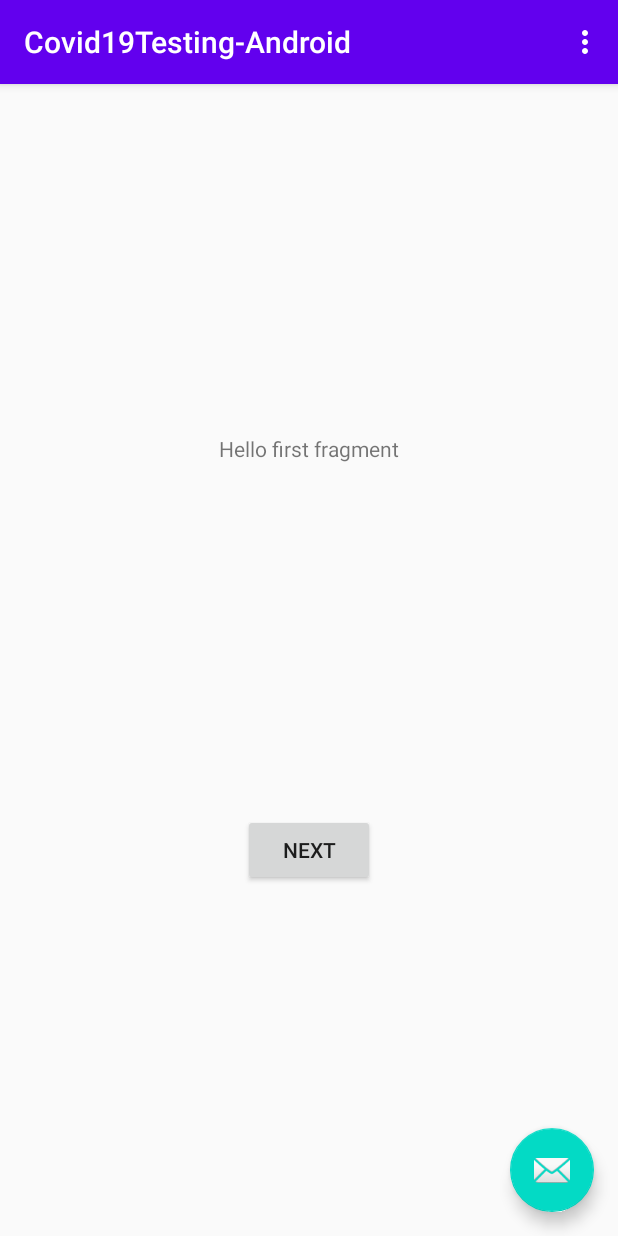
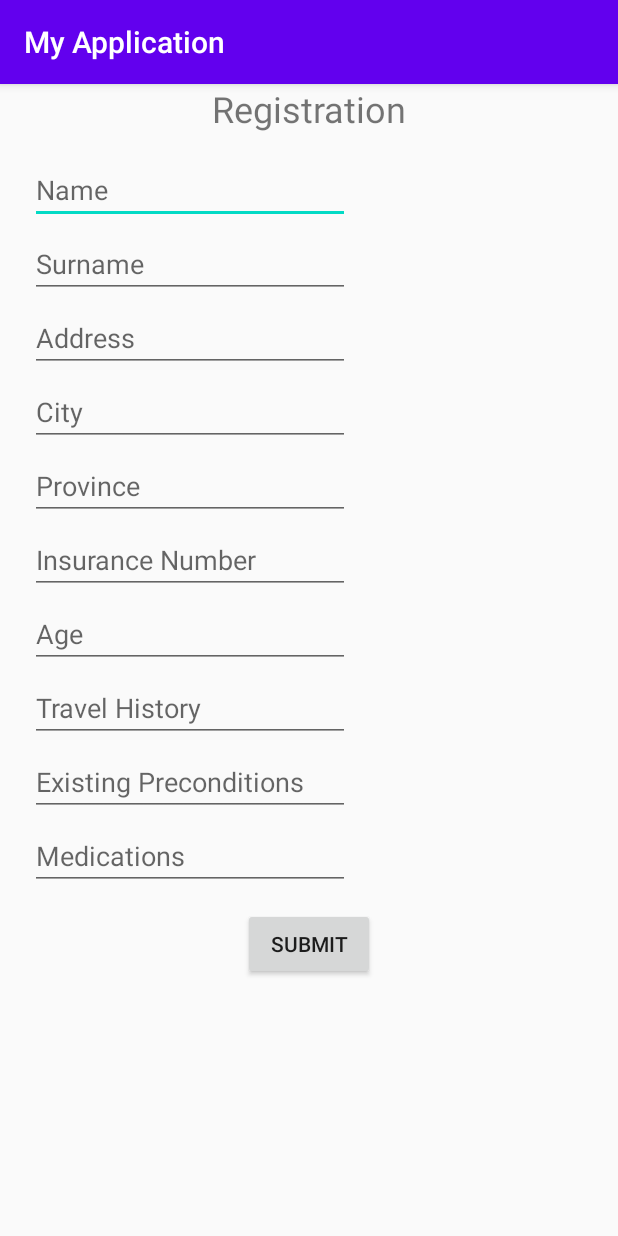
Before and after one commit to Abdul099/Covid19Testing, an Android app: the screen it shows after launch (MainActivity), on a phone screen of 412 x 824 dp. Run offline under Robolectric (Android 15) with nearby library versions, the phone set to English and light mode, and no system bars.

Commit message:
Initial Android App Setup

```diff
--- a/Covid19Testing-Android/app/build.gradle
+++ b/Covid19Testing-Android/app/build.gradle
@@ -5,7 +5,7 @@ android {
     buildToolsVersion "30.0.0"
 
     defaultConfig {
-        applicationId "android.covid19testing"
+        applicationId "covid19testing.androidapp"
         minSdkVersion 16
         targetSdkVersion 30
         versionCode 1
@@ -25,10 +25,7 @@ android {
 dependencies {
     implementation fileTree(dir: "libs", include: ["*.jar"])
     implementation 'androidx.appcompat:appcompat:1.1.0'
-    implementation 'com.google.android.material:material:1.0.0'
     implementation 'androidx.constraintlayout:constraintlayout:1.1.3'
-    implementation 'androidx.navigation:navigation-fragment:2.1.0'
-    implementation 'androidx.navigation:navigation-ui:2.1.0'
     testImplementation 'junit:junit:4.12'
     androidTestImplementation 'androidx.test.ext:junit:1.1.1'
     androidTestImplementation 'androidx.test.espresso:espresso-core:3.2.0'
--- a/Covid19Testing-Android/app/src/main/java/android/covid19testing/FirstFragment.java
+++ /dev/null
@@ -1,34 +0,0 @@
-package android.covid19testing;
-
-import android.os.Bundle;
-import android.view.LayoutInflater;
-import android.view.View;
-import android.view.ViewGroup;
-
-import androidx.annotation.NonNull;
-import androidx.fragment.app.Fragment;
-import androidx.navigation.fragment.NavHostFragment;
-
-public class FirstFragment extends Fragment {
-
-    @Override
-    public View onCreateView(
-            LayoutInflater inflater, ViewGroup container,
-            Bundle savedInstanceState
-    ) {
-        // Inflate the layout for this fragment
-        return inflater.inflate(R.layout.fragment_first, container, false);
-    }
-
-    public void onViewCreated(@NonNull View view, Bundle savedInstanceState) {
-        super.onViewCreated(view, savedInstanceState);
-
-        view.findViewById(R.id.button_first).setOnClickListener(new View.OnClickListener() {
-            @Override
-            public void onClick(View view) {
-                NavHostFragment.findNavController(FirstFragment.this)
-                        .navigate(R.id.action_FirstFragment_to_SecondFragment);
-            }
-        });
-    }
-}
--- a/Covid19Testing-Android/app/src/main/java/android/covid19testing/MainActivity.java
+++ /dev/null
@@ -1,56 +0,0 @@
-package android.covid19testing;
-
-import android.os.Bundle;
-
-import com.google.android.material.floatingactionbutton.FloatingActionButton;
-import com.google.android.material.snackbar.Snackbar;
-
-import androidx.appcompat.app.AppCompatActivity;
-import androidx.appcompat.widget.Toolbar;
-
-import android.view.View;
-
-import android.view.Menu;
-import android.view.MenuItem;
-
-public class MainActivity extends AppCompatActivity {
-
-    @Override
-    protected void onCreate(Bundle savedInstanceState) {
-        super.onCreate(savedInstanceState);
-        setContentView(R.layout.activity_main);
-        Toolbar toolbar = findViewById(R.id.toolbar);
-        setSupportActionBar(toolbar);
-
-        FloatingActionButton fab = findViewById(R.id.fab);
-        fab.setOnClickListener(new View.OnClickListener() {
-            @Override
-            public void onClick(View view) {
-                Snackbar.make(view, "Replace with your own action", Snackbar.LENGTH_LONG)
-                        .setAction("Action", null).show();
-            }
-        });
-    }
-
-    @Override
-    public boolean onCreateOptionsMenu(Menu menu) {
-        // Inflate the menu; this adds items to the action bar if it is present.
-        getMenuInflater().inflate(R.menu.menu_main, menu);
-        return true;
-    }
-
-    @Override
-    public boolean onOptionsItemSelected(MenuItem item) {
-        // Handle action bar item clicks here. The action bar will
-        // automatically handle clicks on the Home/Up button, so long
-        // as you specify a parent activity in AndroidManifest.xml.
-        int id = item.getItemId();
-
-        //noinspection SimplifiableIfStatement
-        if (id == R.id.action_settings) {
-            return true;
-        }
-
-        return super.onOptionsItemSelected(item);
-    }
-}
--- a/Covid19Testing-Android/app/src/main/res/layout/activity_main.xml
+++ b/Covid19Testing-Android/app/src/main/res/layout/activity_main.xml
@@ -1,33 +1,159 @@
 <?xml version="1.0" encoding="utf-8"?>
-<androidx.coordinatorlayout.widget.CoordinatorLayout xmlns:android="http://schemas.android.com/apk/res/android"
+<androidx.constraintlayout.widget.ConstraintLayout xmlns:android="http://schemas.android.com/apk/res/android"
     xmlns:app="http://schemas.android.com/apk/res-auto"
     xmlns:tools="http://schemas.android.com/tools"
     android:layout_width="match_parent"
     android:layout_height="match_parent"
     tools:context=".MainActivity">
 
-    <com.google.android.material.appbar.AppBarLayout
-        android:layout_width="match_parent"
-        android:layout_height="wrap_content"
-        android:theme="@style/AppTheme.AppBarOverlay">
-
-        <androidx.appcompat.widget.Toolbar
-            android:id="@+id/toolbar"
-            android:layout_width="match_parent"
-            android:layout_height="?attr/actionBarSize"
-            android:background="?attr/colorPrimary"
-            app:popupTheme="@style/AppTheme.PopupOverlay" />
-
-    </com.google.android.material.appbar.AppBarLayout>
-
-    <include layout="@layout/content_main" />
-
-    <com.google.android.material.floatingactionbutton.FloatingActionButton
-        android:id="@+id/fab"
+    <TextView
+        android:id="@+id/registrationPrompt"
         android:layout_width="wrap_content"
         android:layout_height="wrap_content"
-        android:layout_gravity="bottom|end"
-        android:layout_margin="@dimen/fab_margin"
-        app:srcCompat="@android:drawable/ic_dialog_email" />
+        android:text="Registration"
+        android:textSize="24sp"
+        app:layout_constraintEnd_toEndOf="parent"
+        app:layout_constraintStart_toStartOf="parent"
+        app:layout_constraintTop_toTopOf="parent" />
 
-</androidx.coordinatorlayout.widget.CoordinatorLayout>
+    <EditText
+        android:id="@+id/patientName"
+        android:layout_width="wrap_content"
+        android:layout_height="wrap_content"
+        android:layout_marginTop="48dp"
+        android:ems="10"
+        android:hint="Name"
+        android:inputType="textPersonName"
+        app:layout_constraintBottom_toTopOf="@+id/patientSurname"
+        app:layout_constraintEnd_toEndOf="parent"
+        app:layout_constraintHorizontal_bias="0.1"
+        app:layout_constraintStart_toStartOf="parent"
+        app:layout_constraintTop_toTopOf="parent" />
+
+    <EditText
+        android:id="@+id/patientSurname"
+        android:layout_width="wrap_content"
+        android:layout_height="wrap_content"
+        android:layout_marginTop="4dp"
+        android:ems="10"
+        android:hint="Surname"
+        android:inputType="textPersonName"
+        app:layout_constraintEnd_toEndOf="parent"
+        app:layout_constraintHorizontal_bias="0.1"
+        app:layout_constraintStart_toStartOf="parent"
+        app:layout_constraintTop_toBottomOf="@+id/patientName" />
+
+    <EditText
+        android:id="@+id/patientAddress"
+        android:layout_width="wrap_content"
+        android:layout_height="wrap_content"
+        android:layout_marginTop="4dp"
+        android:ems="10"
+        android:hint="Address"
+        android:inputType="text"
+        app:layout_constraintEnd_toEndOf="parent"
+        app:layout_constraintHorizontal_bias="0.1"
+        app:layout_constraintStart_toStartOf="parent"
+        app:layout_constraintTop_toBottomOf="@+id/patientSurname" />
+
+    <EditText
+        android:id="@+id/patientCity"
+        android:layout_width="wrap_content"
+        android:layout_height="wrap_content"
+        android:layout_marginTop="4dp"
+        android:ems="10"
+        android:hint="City"
+        android:inputType="textPersonName"
+        app:layout_constraintEnd_toEndOf="parent"
+        app:layout_constraintHorizontal_bias="0.1"
+        app:layout_constraintStart_toStartOf="parent"
+        app:layout_constraintTop_toBottomOf="@+id/patientAddress" />
+
+    <EditText
+        android:id="@+id/patientProvince"
+        android:layout_width="wrap_content"
+        android:layout_height="wrap_content"
+        android:layout_marginTop="4dp"
+        android:ems="10"
+        android:hint="Province"
+        android:inputType="textPersonName"
+        app:layout_constraintEnd_toEndOf="parent"
+        app:layout_constraintHorizontal_bias="0.1"
+        app:layout_constraintStart_toStartOf="parent"
+        app:layout_constraintTop_toBottomOf="@+id/patientCity" />
+
+    <EditText
+        android:id="@+id/patientInsuranceNumber"
+        android:layout_width="wrap_content"
+        android:layout_height="wrap_content"
+        android:layout_marginTop="4dp"
+        android:ems="10"
+        android:hint="Insurance Number"
+        android:inputType="textPersonName"
+        app:layout_constraintEnd_toEndOf="parent"
+        app:layout_constraintHorizontal_bias="0.1"
+        app:layout_constraintStart_toStartOf="parent"
+        app:layout_constraintTop_toBottomOf="@+id/patientProvince" />
+
+    <EditText
+        android:id="@+id/patientAge"
+        android:layout_width="wrap_content"
+        android:layout_height="wrap_content"
+        android:layout_marginTop="4dp"
+        android:ems="10"
+        android:hint="Age"
+        android:inputType="number|textEmailAddress"
+        app:layout_constraintEnd_toEndOf="parent"
+        app:layout_constraintHorizontal_bias="0.1"
+        app:layout_constraintStart_toStartOf="parent"
+        app:layout_constraintTop_toBottomOf="@+id/patientInsuranceNumber" />
+
+    <EditText
+        android:id="@+id/patientTravelHistory"
+        android:layout_width="wrap_content"
+        android:layout_height="wrap_content"
+        android:layout_marginTop="4dp"
+        android:ems="10"
+        android:hint="Travel History"
+        android:inputType="textPersonName"
+        app:layout_constraintEnd_toEndOf="parent"
+        app:layout_constraintHorizontal_bias="0.1"
+        app:layout_constraintStart_toStartOf="parent"
+        app:layout_constraintTop_toBottomOf="@+id/patientAge" />
+
+    <EditText
+        android:id="@+id/patientPrecondition"
+        android:layout_width="wrap_content"
+        android:layout_height="wrap_content"
+        android:layout_marginTop="4dp"
+        android:ems="10"
+        android:hint="Existing Preconditions"
+        android:inputType="textPersonName"
+        app:layout_constraintEnd_toEndOf="parent"
+        app:layout_constraintHorizontal_bias="0.1"
+        app:layout_constraintStart_toStartOf="parent"
+        app:layout_constraintTop_toBottomOf="@+id/patientTravelHistory" />
+
+    <EditText
+        android:id="@+id/patientMedication"
+        android:layout_width="wrap_content"
+        android:layout_height="wrap_content"
+        android:layout_marginTop="4dp"
+        android:ems="10"
+        android:hint="Medications"
+        android:inputType="textPersonName"
+        app:layout_constraintEnd_toEndOf="parent"
+        app:layout_constraintHorizontal_bias="0.1"
+        app:layout_constraintStart_toStartOf="parent"
+        app:layout_constraintTop_toBottomOf="@+id/patientPrecondition" />
+
+    <Button
+        android:id="@+id/submitPatient"
+        android:layout_width="wrap_content"
+        android:layout_height="wrap_content"
+        android:layout_marginTop="12dp"
+        android:text="Submit"
+        app:layout_constraintEnd_toEndOf="parent"
+        app:layout_constraintStart_toStartOf="parent"
+        app:layout_constraintTop_toBottomOf="@+id/patientMedication" />
+</androidx.constraintlayout.widget.ConstraintLayout>
--- a/Covid19Testing-Android/app/src/main/res/layout/content_main.xml
+++ /dev/null
@@ -1,19 +0,0 @@
-<?xml version="1.0" encoding="utf-8"?>
-<androidx.constraintlayout.widget.ConstraintLayout xmlns:android="http://schemas.android.com/apk/res/android"
-    xmlns:app="http://schemas.android.com/apk/res-auto"
-    android:layout_width="match_parent"
-    android:layout_height="match_parent"
-    app:layout_behavior="@string/appbar_scrolling_view_behavior">
-
-    <fragment
-        android:id="@+id/nav_host_fragment"
-        android:name="androidx.navigation.fragment.NavHostFragment"
-        android:layout_width="0dp"
-        android:layout_height="0dp"
-        app:defaultNavHost="true"
-        app:layout_constraintBottom_toBottomOf="parent"
-        app:layout_constraintLeft_toLeftOf="parent"
-        app:layout_constraintRight_toRightOf="parent"
-        app:layout_constraintTop_toTopOf="parent"
-        app:navGraph="@navigation/nav_graph" />
-</androidx.constraintlayout.widget.ConstraintLayout>
--- a/Covid19Testing-Android/app/src/main/res/layout/fragment_first.xml
+++ /dev/null
@@ -1,28 +0,0 @@
-<?xml version="1.0" encoding="utf-8"?>
-<androidx.constraintlayout.widget.ConstraintLayout xmlns:android="http://schemas.android.com/apk/res/android"
-    xmlns:app="http://schemas.android.com/apk/res-auto"
-    xmlns:tools="http://schemas.android.com/tools"
-    android:layout_width="match_parent"
-    android:layout_height="match_parent"
-    tools:context=".FirstFragment">
-
-    <TextView
-        android:id="@+id/textview_first"
-        android:layout_width="wrap_content"
-        android:layout_height="wrap_content"
-        android:text="@string/hello_first_fragment"
-        app:layout_constraintBottom_toTopOf="@id/button_first"
-        app:layout_constraintEnd_toEndOf="parent"
-        app:layout_constraintStart_toStartOf="parent"
-        app:layout_constraintTop_toTopOf="parent" />
-
-    <Button
-        android:id="@+id/button_first"
-        android:layout_width="wrap_content"
-        android:layout_height="wrap_content"
-        android:text="@string/next"
-        app:layout_constraintBottom_toBottomOf="parent"
-        app:layout_constraintEnd_toEndOf="parent"
-        app:layout_constraintStart_toStartOf="parent"
-        app:layout_constraintTop_toBottomOf="@id/textview_first" />
-</androidx.constraintlayout.widget.ConstraintLayout>
--- a/Covid19Testing-Android/app/src/main/res/menu/menu_main.xml
+++ /dev/null
@@ -1,10 +0,0 @@
-<menu xmlns:android="http://schemas.android.com/apk/res/android"
-    xmlns:app="http://schemas.android.com/apk/res-auto"
-    xmlns:tools="http://schemas.android.com/tools"
-    tools:context="android.covid19testing.MainActivity">
-    <item
-        android:id="@+id/action_settings"
-        android:orderInCategory="100"
-        android:title="@string/action_settings"
-        app:showAsAction="never" />
-</menu>
--- a/Covid19Testing-Android/app/src/main/res/navigation/nav_graph.xml
+++ /dev/null
@@ -1,28 +0,0 @@
-<?xml version="1.0" encoding="utf-8"?>
-<navigation xmlns:android="http://schemas.android.com/apk/res/android"
-    xmlns:app="http://schemas.android.com/apk/res-auto"
-    xmlns:tools="http://schemas.android.com/tools"
-    android:id="@+id/nav_graph"
-    app:startDestination="@id/FirstFragment">
-
-    <fragment
-        android:id="@+id/FirstFragment"
-        android:name="android.covid19testing.FirstFragment"
-        android:label="@string/first_fragment_label"
-        tools:layout="@layout/fragment_first">
-
-        <action
-            android:id="@+id/action_FirstFragment_to_SecondFragment"
-            app:destination="@id/SecondFragment" />
-    </fragment>
-    <fragment
-        android:id="@+id/SecondFragment"
-        android:name="android.covid19testing.SecondFragment"
-        android:label="@string/second_fragment_label"
-        tools:layout="@layout/fragment_second">
-
-        <action
-            android:id="@+id/action_SecondFragment_to_FirstFragment"
-            app:destination="@id/FirstFragment" />
-    </fragment>
-</navigation>
--- a/Covid19Testing-Android/app/src/main/res/values/dimens.xml
+++ /dev/null
@@ -1,3 +0,0 @@
-<resources>
-    <dimen name="fab_margin">16dp</dimen>
-</resources>
--- a/Covid19Testing-Android/app/src/main/res/values/strings.xml
+++ b/Covid19Testing-Android/app/src/main/res/values/strings.xml
@@ -1,12 +1,3 @@
 <resources>
-    <string name="app_name">Covid19Testing-Android</string>
-    <string name="action_settings">Settings</string>
-    <!-- Strings used for fragments for navigation -->
-    <string name="first_fragment_label">First Fragment</string>
-    <string name="second_fragment_label">Second Fragment</string>
-    <string name="next">Next</string>
-    <string name="previous">Previous</string>
-
-    <string name="hello_first_fragment">Hello first fragment</string>
-    <string name="hello_second_fragment">Hello second fragment. Arg: %1$s</string>
+    <string name="app_name">My Application</string>
 </resources>
--- a/Covid19Testing-Android/app/src/main/res/values/styles.xml
+++ b/Covid19Testing-Android/app/src/main/res/values/styles.xml
@@ -7,13 +7,4 @@
         <item name="colorAccent">@color/colorAccent</item>
     </style>
 
-    <style name="AppTheme.NoActionBar">
-        <item name="windowActionBar">false</item>
-        <item name="windowNoTitle">true</item>
-    </style>
-
-    <style name="AppTheme.AppBarOverlay" parent="ThemeOverlay.AppCompat.Dark.ActionBar" />
-
-    <style name="AppTheme.PopupOverlay" parent="ThemeOverlay.AppCompat.Light" />
-
 </resources>
--- a/Covid19Testing-Android/settings.gradle
+++ b/Covid19Testing-Android/settings.gradle
@@ -1,2 +1,2 @@
 include ':app'
-rootProject.name = "Covid19Testing-Android"
+rootProject.name = "My Application"
--- a/Covid19Testing-Backend/src/main/java/covid19testing/controller/ApplicationController.java
+++ b/Covid19Testing-Backend/src/main/java/covid19testing/controller/ApplicationController.java
@@ -28,7 +28,7 @@ public class ApplicationController {
         Application a = applicationService.createApplication(fever, cough, shortnessBreath, otherSymptoms, aches, chestPain, tiredness, soreThroat);
         Patient p = patientService.getPatientByInsuranceNumber(patientInsuranceNumber);
         Application newApp = applicationService.addPatientToApplication(a, p);
-        return convertToDto(a);
+        return convertToDto(a);//TODO: newapp
     }
 
     @GetMapping(value = {"/applications/getApplicationByApplicationID/{applicationID}", "/applications/getApplicationByApplicationID/{applicationID}"})
```
Also changed, not shown: Covid19Testing-Android/app/src/main/AndroidManifest.xml (+2 -5 lines), Covid19Testing-Android/app/src/main/java/android/covid19testing/SecondFragment.java (deleted, +0 -34 lines), Covid19Testing-Android/app/src/main/java/covid19testing/androidapp/MainActivity.java (added, +14 -0 lines), Covid19Testing-Android/app/src/main/res/layout/fragment_second.xml (deleted, +0 -27 lines), Covid19Testing-Android/gradle/wrapper/gradle-wrapper.properties, 4 other files.
